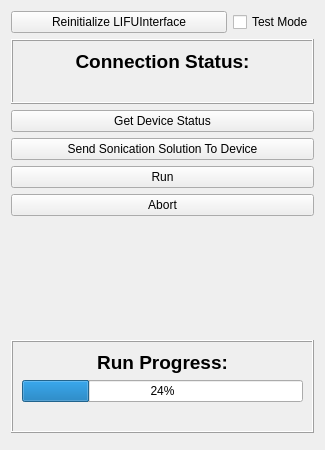
The window that OpenLIFUSonicationControl/Resources/UI/OpenLIFUSonicationControl.ui (OpenwaterHealth/SlicerOpenLIFU) describes before a commit, drawn with Qt 5.
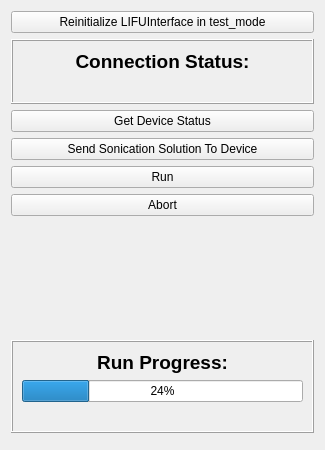
The same window after the commit. Custom widgets are drawn as their Qt base class.

Commit message:
Remove test_mode checkbox (#140)
While the button itself does a reinitialization, the button appears as a
toggle, which is more intuitive than adding a checkbox as the user may
check test_mode but never click the button to reinitialize
LIFUInterface.

- Note that the concept of this button is not meant for users.

The edit to the form file:
```diff
--- a/OpenLIFUSonicationControl/Resources/UI/OpenLIFUSonicationControl.ui
+++ b/OpenLIFUSonicationControl/Resources/UI/OpenLIFUSonicationControl.ui
@@ -12,8 +12,6 @@
   </property>
   <layout class="QVBoxLayout" name="verticalLayout_3">
    <item>
-    <layout class="QHBoxLayout" name="horizontalLayout">
-     <item>
       <widget class="QPushButton" name="reinitializeLIFUInterfacePushButton">
        <property name="sizePolicy">
         <sizepolicy hsizetype="MinimumExpanding" vsizetype="Fixed">
@@ -22,24 +20,9 @@
         </sizepolicy>
        </property>
        <property name="text">
-        <string>Reinitialize LIFUInterface</string>
-       </property>
-      </widget>
-     </item>
-     <item>
-      <widget class="QCheckBox" name="testModeCheckBox">
-       <property name="sizePolicy">
-        <sizepolicy hsizetype="Minimum" vsizetype="Fixed">
-         <horstretch>0</horstretch>
-         <verstretch>0</verstretch>
-        </sizepolicy>
-       </property>
-       <property name="text">
-        <string>Test Mode</string>
-       </property>
-      </widget>
-     </item>
-    </layout>
+      <string>Reinitialize LIFUInterface in test_mode</string>
+     </property>
+    </widget>
    </item>
    <item>
     <widget class="QFrame" name="connectedStateFrame">
```
Lines whose indentation alone changed are shown as unchanged. The commit also changes 1 other file.
